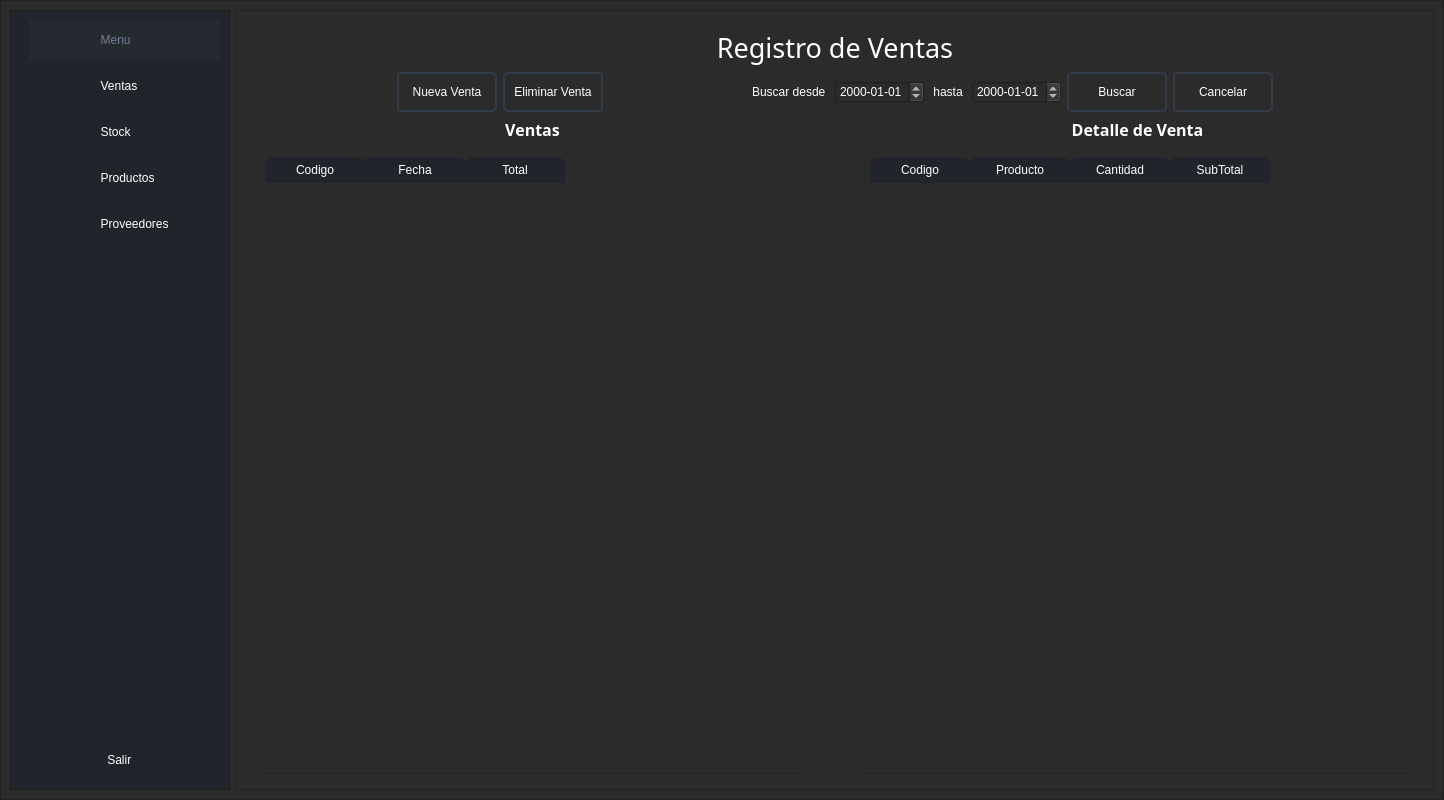
This is Views/Principal.ui in Ryderd20/Gestor-Stock as Qt 5 draws it before an edit. The edited form follows.
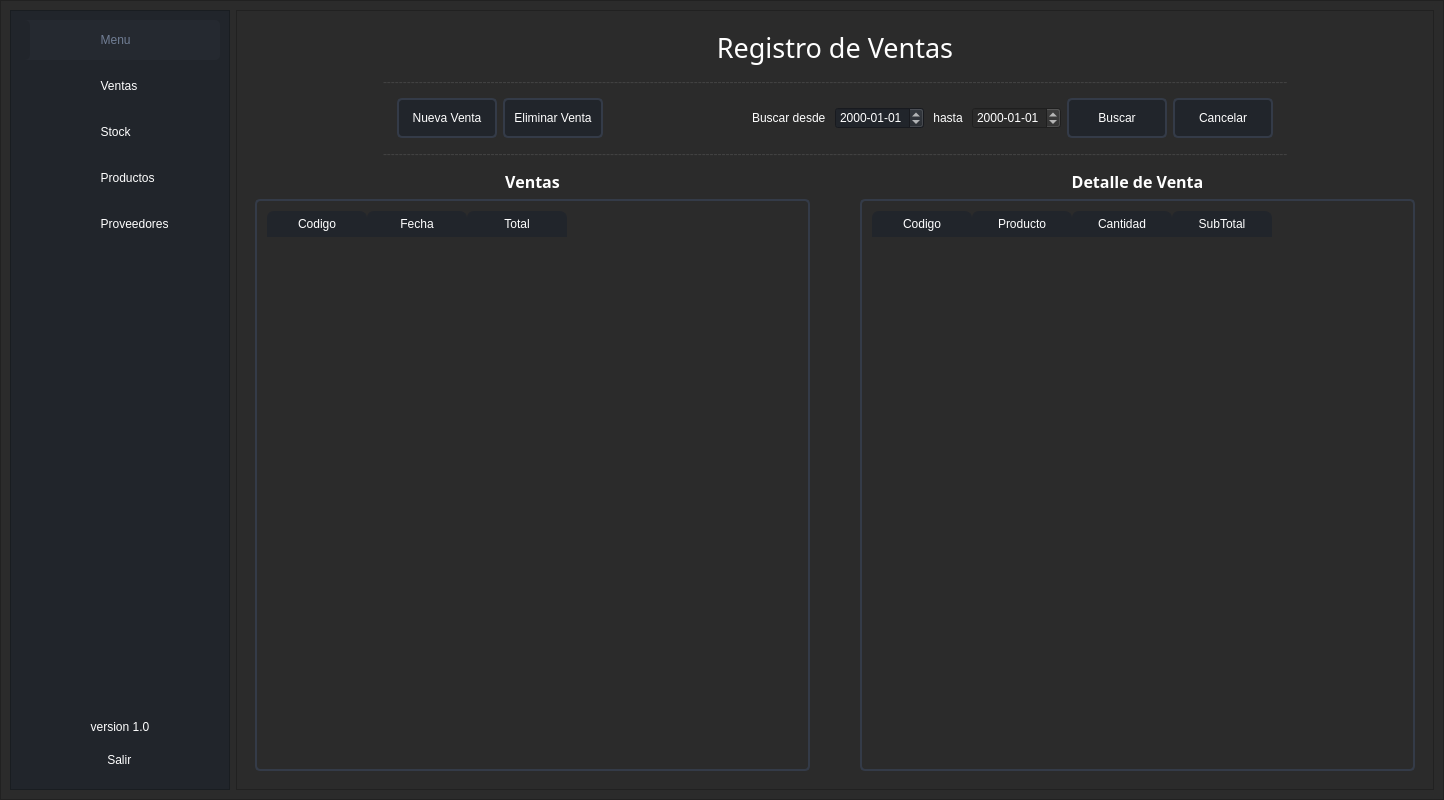
This is the edited form. The open tabs and pages were chosen to show the change. Icons and pictures are not drawn.

The edit to the form file:
```diff
--- a/Views/Principal.ui
+++ b/Views/Principal.ui
@@ -23,6 +23,7 @@
 QLabel { 
 	background-color:transparent;
 	color: rgb(255, 255, 255); 
+	
 }
 
 /* /////////////////////////////////////////////////////////////////////////////////////////////////
@@ -51,6 +52,7 @@
 	border-radius: 5px;
 	gridline-color: rgb(44, 49, 58);
 	border-bottom: 1px solid rgb(44, 49, 60);
+	border: 2px solid rgb(52, 59, 72);
 }
 QTableWidget::item{
 	border-color: rgb(44, 49, 60);
@@ -461,6 +463,22 @@
             </property>
            </spacer>
           </item>
+          <item>
+           <widget class="QLabel" name="label_49">
+            <property name="layoutDirection">
+             <enum>Qt::LeftToRight</enum>
+            </property>
+            <property name="styleSheet">
+             <string notr="true">background-color: rgb(33, 37, 43);</string>
+            </property>
+            <property name="text">
+             <string>version 1.0</string>
+            </property>
+            <property name="alignment">
+             <set>Qt::AlignCenter</set>
+            </property>
+           </widget>
+          </item>
           <item>
            <widget class="QPushButton" name="btn_salir">
             <property name="minimumSize">
@@ -645,6 +663,46 @@
                 </property>
                </widget>
               </item>
+              <item>
+               <layout class="QHBoxLayout" name="horizontalLayout_44">
+                <item>
+                 <spacer name="horizontalSpacer_65">
+                  <property name="orientation">
+                   <enum>Qt::Horizontal</enum>
+                  </property>
+                  <property name="sizeHint" stdset="0">
+                   <size>
+                    <width>40</width>
+                    <height>20</height>
+                   </size>
+                  </property>
+                 </spacer>
+                </item>
+                <item>
+                 <widget class="QLabel" name="label_43">
+                  <property name="styleSheet">
+                   <string notr="true">color: rgb(67, 67, 67)</string>
+                  </property>
+                  <property name="text">
+                   <string>-----------------------------------------------------------------------------------------------------------------------------------------------------------------------------------------------------------------------------------</string>
+                  </property>
+                 </widget>
+                </item>
+                <item>
+                 <spacer name="horizontalSpacer_66">
+                  <property name="orientation">
+                   <enum>Qt::Horizontal</enum>
+                  </property>
+                  <property name="sizeHint" stdset="0">
+                   <size>
+                    <width>40</width>
+                    <height>20</height>
+                   </size>
+                  </property>
+                 </spacer>
+                </item>
+               </layout>
+              </item>
               <item>
                <layout class="QHBoxLayout" name="horizontalLayout_39">
                 <item>
@@ -671,6 +729,9 @@
                   <property name="cursor">
                    <cursorShape>PointingHandCursor</cursorShape>
                   </property>
+                  <property name="styleSheet">
+                   <string notr="true">background-color: rgb(33, 37, 43)</string>
+                  </property>
                   <property name="text">
                    <string>Nueva Venta</string>
                   </property>
@@ -687,6 +748,9 @@
                   <property name="cursor">
                    <cursorShape>PointingHandCursor</cursorShape>
                   </property>
+                  <property name="styleSheet">
+                   <string notr="true">background-color: rgb(33, 37, 43)</string>
+                  </property>
                   <property name="text">
                    <string>Eliminar Venta</string>
                   </property>
@@ -714,6 +778,9 @@
                 </item>
                 <item>
                  <widget class="QDateEdit" name="dateEdit_inicial">
+                  <property name="styleSheet">
+                   <string notr="true">background-color: rgb(33, 37, 43)</string>
+                  </property>
                   <property name="displayFormat">
                    <string>yyyy-MM-dd</string>
                   </property>
@@ -744,6 +811,9 @@
                   <property name="cursor">
                    <cursorShape>PointingHandCursor</cursorShape>
                   </property>
+                  <property name="styleSheet">
+                   <string notr="true">background-color: rgb(33, 37, 43)</string>
+                  </property>
                   <property name="text">
                    <string>Buscar</string>
                   </property>
@@ -760,6 +830,9 @@
                   <property name="cursor">
                    <cursorShape>PointingHandCursor</cursorShape>
                   </property>
+                  <property name="styleSheet">
+                   <string notr="true">background-color: rgb(33, 37, 43)</string>
+                  </property>
                   <property name="text">
                    <string>Cancelar</string>
                   </property>
@@ -780,6 +853,46 @@
                 </item>
                </layout>
               </item>
+              <item>
+               <layout class="QHBoxLayout" name="horizontalLayout_45">
+                <item>
+                 <spacer name="horizontalSpacer_67">
+                  <property name="orientation">
+                   <enum>Qt::Horizontal</enum>
+                  </property>
+                  <property name="sizeHint" stdset="0">
+                   <size>
+                    <width>40</width>
+                    <height>20</height>
+                   </size>
+                  </property>
+                 </spacer>
+                </item>
+                <item>
+                 <widget class="QLabel" name="label_44">
+                  <property name="styleSheet">
+                   <string notr="true">color: rgb(67, 67, 67)</string>
+                  </property>
+                  <property name="text">
+                   <string>-----------------------------------------------------------------------------------------------------------------------------------------------------------------------------------------------------------------------------------</string>
+                  </property>
+                 </widget>
+                </item>
+                <item>
+                 <spacer name="horizontalSpacer_68">
+                  <property name="orientation">
+                   <enum>Qt::Horizontal</enum>
+                  </property>
+                  <property name="sizeHint" stdset="0">
+                   <size>
+                    <width>40</width>
+                    <height>20</height>
+                   </size>
+                  </property>
+                 </spacer>
+                </item>
+               </layout>
+              </item>
               <item>
                <layout class="QHBoxLayout" name="horizontalLayout_38">
                 <item>
```
Left out of the diff: 238 changed lines with no effect on the pictures.
